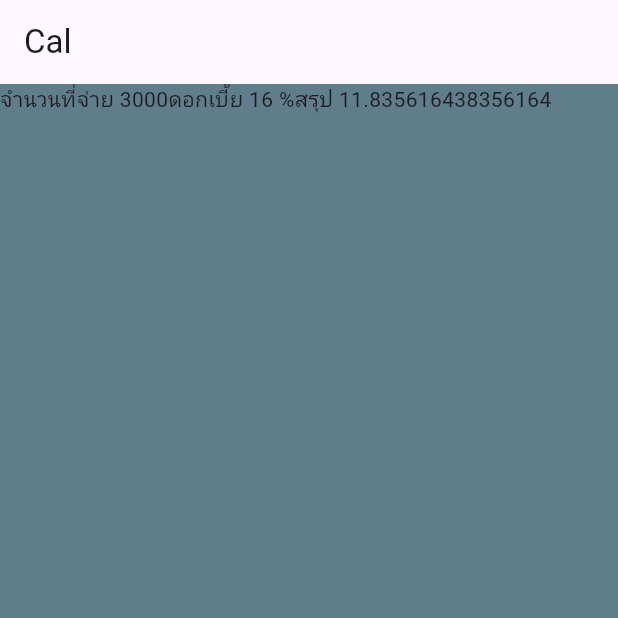
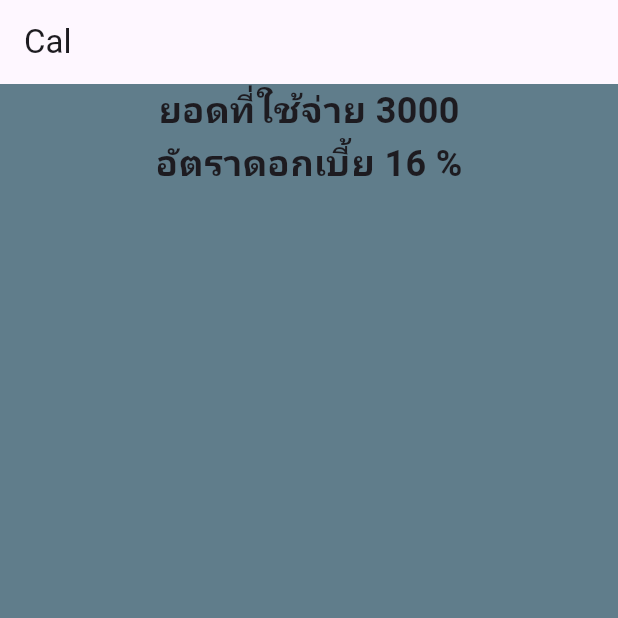
Before and after one commit to CableBK/flutter_creditcard_interest_cal, a Flutter app: the screen it shows after launch, on a phone screen of 412 x 824 dp, the top half of it. Run offline on Flutter 3.47's test engine with Material 3 defaults, Android fonts, the phone set to English and light mode, and no system bars.

Commit message:
Update UI

```diff
--- a/lib/pages/cal_page.dart
+++ b/lib/pages/cal_page.dart
@@ -29,13 +29,23 @@ class _CalPageState extends State<CalPage> {
         child: Column(
           children: [
             Row(
+              mainAxisAlignment: MainAxisAlignment.center,
               children: [
-                Text('จำนวนที่จ่าย $cash'),
-                Text('ดอกเบี้ย $interest %'),
                 Text(
-                    'สรุป ${(total1 = (cash * (interest / 100) * day) / year)}'),
+                  'ยอดที่ใช้จ่าย $cash',
+                  style: TextStyle(fontSize: 24, fontWeight: FontWeight.bold),
+                ),
               ],
-            )
+            ),
+            Row(
+              mainAxisAlignment: MainAxisAlignment.center,
+              children: [
+                Text(
+                  'อัตราดอกเบี้ย $interest %',
+                  style: TextStyle(fontSize: 24, fontWeight: FontWeight.bold),
+                ),
+              ],
+            ),
           ],
         ),
       ),
```
